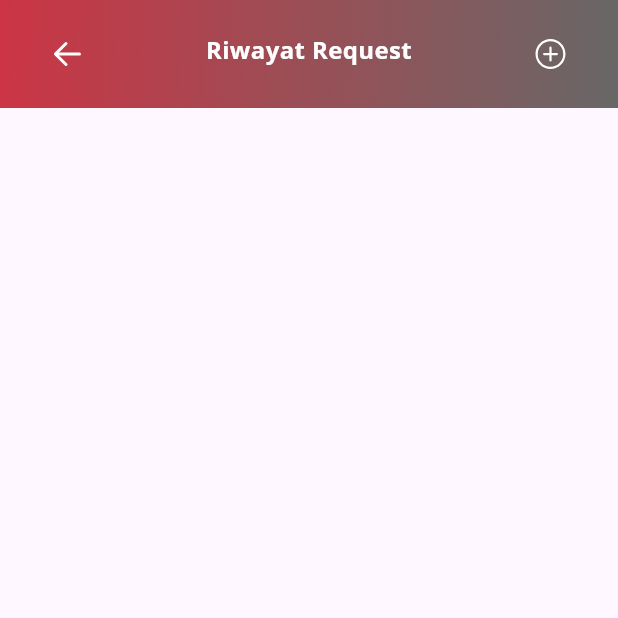
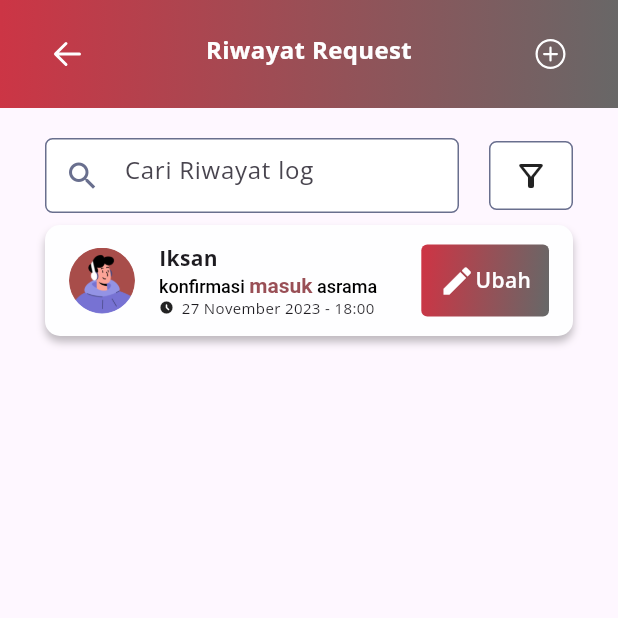
Before and after one commit to Tim-Matriks/my_dorm_mobile, a Flutter app: the ListRiwayatRequestPage screen opened directly, on a phone screen of 412 x 824 dp, the top half of it. Run offline on Flutter 3.47's test engine with Material 3 defaults, Android fonts, the phone set to English and light mode, and no system bars; our stand-ins replace fluentui_system_icons, font_awesome_flutter, table_calendar.

Commit message:
perubahan iksan

```diff
--- /dev/null
+++ b/lib/components/log_box.dart
@@ -0,0 +1,102 @@
+import 'package:fluentui_system_icons/fluentui_system_icons.dart';
+import 'package:flutter/material.dart';
+import 'package:my_dorm/components/shadow_container.dart';
+import 'package:my_dorm/constant/constant.dart';
+
+class LogBox extends StatelessWidget {
+  final String nama;
+  final String type;
+  final VoidCallback onAccept;
+  final VoidCallback onReject;
+
+  const LogBox({
+    super.key,
+    required this.nama,
+    required this.type,
+    required this.onAccept,
+    required this.onReject,
+  });
+
+  @override
+  Widget build(BuildContext context) {
+    return Padding(
+      padding: const EdgeInsets.symmetric(vertical: 8),
+      child: ShadowContainer(
+        onTap: () {},
+        child: Row(
+          children: [
+            Container(
+              width: 44,
+              height: 44,
+              decoration: const BoxDecoration(
+                  shape: BoxShape.circle,
+                  image: DecorationImage(
+                      image: AssetImage('images/dormitizen.png'),
+                      fit: BoxFit.cover)),
+            ),
+            const SizedBox(
+              width: 16,
+            ),
+            Expanded(
+              child: Column(
+                  crossAxisAlignment: CrossAxisAlignment.start,
+                  children: [
+                    Text(nama,
+                        textAlign: TextAlign.start,
+                        style: kBoldTextStyle.copyWith(fontSize: 14)),
+                    RichText(
+                        text: TextSpan(
+                            style: kMediumTextStyle.copyWith(
+                                fontSize: 12, color: Colors.black),
+                            children: [
+                          const TextSpan(text: 'konfirmasi '),
+                          TextSpan(
+                              text: (type == 'In') ? 'masuk' : 'keluar',
+                              style: kBoldTextStyle.copyWith(
+                                  fontSize: 14, color: kRed)),
+                          const TextSpan(text: ' asrama'),
+                        ])),
+                    const Row(
+                      children: [
+                        Icon(
+                          Icons.access_time_filled_rounded,
+                          size: 10,
+                        ),
+                        SizedBox(width: 5),
+                        Text(
+                          "27 November 2023 - 18:00",
+                          style: TextStyle(fontSize: 10),
+                        ),
+                      ],
+                    )
+                  ]),
+            ),
+            const SizedBox(width: 4),
+            GestureDetector(
+              onTap: onReject,
+              child: Container(
+                padding: const EdgeInsets.all(4),
+                decoration: BoxDecoration(
+                    gradient: kGradientMain,
+                    borderRadius: BorderRadius.circular(4)),
+                child: Padding(
+                  padding: const EdgeInsets.all(8.0),
+                  child: const Row(
+                    children: [
+                      Icon(Icons.edit, color: kWhite),
+                      Text(
+                        "Ubah",
+                        style: TextStyle(
+                            color: kWhite, fontWeight: FontWeight.w600),
+                      )
+                    ],
+                  ),
+                ),
+              ),
+            ),
+          ],
+        ),
+      ),
+    );
+  }
+}
--- a/lib/screens/admin/apps/list/list_riwayat_request_page.dart
+++ b/lib/screens/admin/apps/list/list_riwayat_request_page.dart
@@ -1,5 +1,8 @@
 import 'package:flutter/material.dart';
 import 'package:my_dorm/components/appbar_page.dart';
+import 'package:my_dorm/components/shadow_container.dart';
+import 'package:my_dorm/constant/constant.dart';
+import 'package:my_dorm/components/log_box.dart';
 
 class ListRiwayatRequestPage extends StatelessWidget {
   const ListRiwayatRequestPage({super.key});
@@ -8,7 +11,47 @@ class ListRiwayatRequestPage extends StatelessWidget {
   Widget build(BuildContext context) {
     return Scaffold(
         body: Column(children: [
-      AppBarPage(title: 'Riwayat Request', onAdd: (){},),
+      AppBarPage(
+        title: 'Riwayat Request',
+        onAdd: () {},
+      ),
+      SizedBox(height: 20),
+      Padding(
+        padding: const EdgeInsets.symmetric(horizontal: 30),
+        child: Row(
+          children: [
+            Expanded(
+              child: Container(
+                decoration: BoxDecoration(
+                  color: Colors.white,
+                  border: Border.all(color: kBlueGrey, width: 1),
+                  borderRadius: BorderRadius.circular(5),
+                ),
+                child: const TextField(
+                  decoration: InputDecoration(
+                      border: InputBorder.none,
+                      hintText: 'Cari Riwayat log',
+                      prefixIcon: Icon(Icons.search),
+                      prefixIconColor: kBlueGrey),
+                ),
+              ),
+            ),
+            SizedBox(
+              width: 20,
+            ),
+            Container(
+                padding:
+                    const EdgeInsets.symmetric(horizontal: 15, vertical: 10),
+                decoration: BoxDecoration(
+                  color: Colors.white,
+                  border: Border.all(color: kBlueGrey, width: 1),
+                  borderRadius: BorderRadius.circular(5),
+                ),
+                child: Icon(Icons.filter_alt_outlined)),
+          ],
+        ),
+      ),
+      LogBox(nama: "Iksan", type: "In", onAccept: () {}, onReject: () {})
     ]));
   }
 }
```
Also changed, not shown: lib/components/search_container.dart (added), pubspec.lock.
